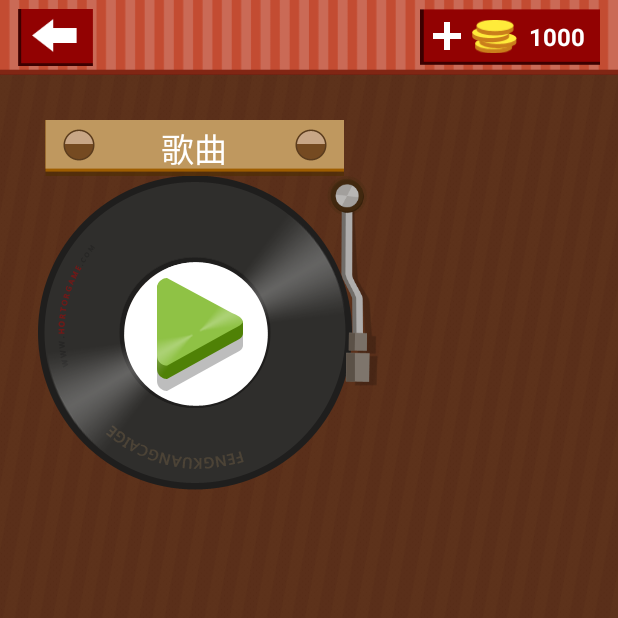
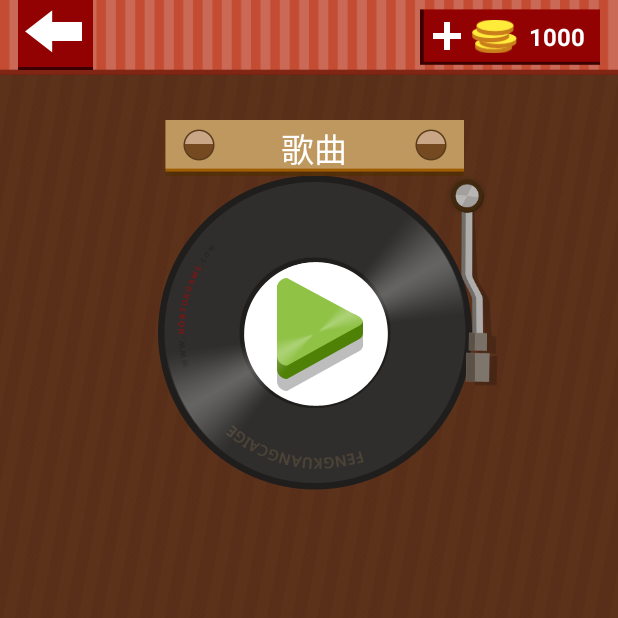
Before and after one commit to MicroKibaco/CrazyGuessMusic, an Android app: the screen it shows after launch (GrazyGuessMusicActivity), on a phone screen of 412 x 824 dp, the top half of it. Run offline under Robolectric (Android 15) with nearby library versions, the light colour scheme and no system bars.

Commit message:
制作titleBar

```diff
--- a/app/src/main/res/layout/pan_layout.xml
+++ b/app/src/main/res/layout/pan_layout.xml
@@ -7,6 +7,7 @@
               android:layout_centerHorizontal="true"
               android:layout_centerVertical="true"
               android:layout_marginTop="30dp"
+              android:layout_marginLeft="80dp"
               android:layout_height="wrap_content">
 
     <FrameLayout
--- a/app/src/main/res/layout/title_bar.xml
+++ b/app/src/main/res/layout/title_bar.xml
@@ -13,7 +13,7 @@
             android:layout_width="wrap_content"
             android:layout_height="wrap_content">
 
-        <ImageView
+        <ImageButton
                 android:id="@+id/btn_bar_back"
                 android:src="@drawable/back_button_icon"
                 android:layout_width="50dp"
```
